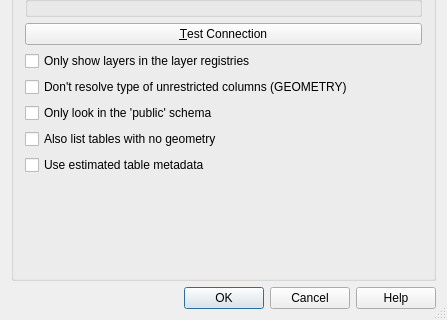
Above: src/ui/qgspgnewconnectionbase.ui from qgis/QGIS before the change; both pictures show x 0 to 447 and y 234 to 554 of the 447 by 554 pixel window. Below: the same form after it.
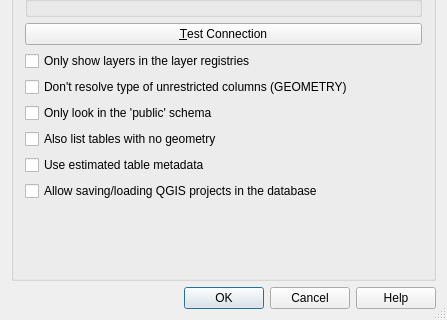
That is the form after the change. Custom widgets are drawn as their Qt base class.

Commit message: Make storage of projects in postgres opt-in for each connection

```diff
--- a/src/ui/qgspgnewconnectionbase.ui
+++ b/src/ui/qgspgnewconnectionbase.ui
@@ -220,6 +220,13 @@
         </property>
        </widget>
       </item>
+      <item>
+       <widget class="QCheckBox" name="cb_projectsInDatabase">
+        <property name="text">
+         <string>Allow saving/loading QGIS projects in the database</string>
+        </property>
+       </widget>
+      </item>
       <item>
        <spacer name="verticalSpacer">
         <property name="orientation">
```
The commit also changes 6 other files.
